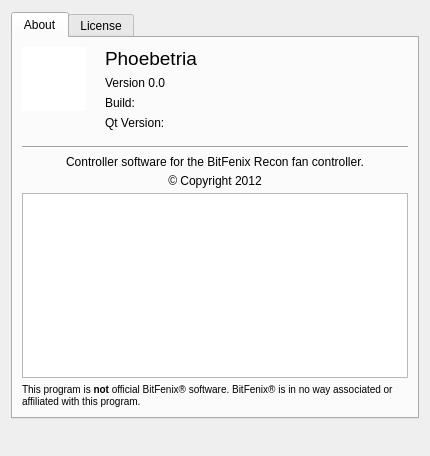
Qt form gui_about.ui (Shub77/phoebetria-code) before a commit.
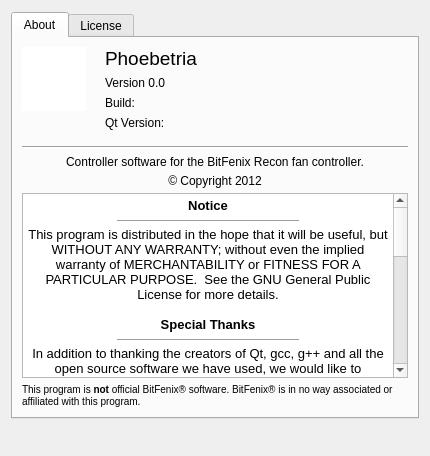
The same form after that commit. The open tabs and pages were chosen to show the change. Icons and pictures are not drawn.

Commit message: Fixed some spelling mistakes, tab stops and started adding translations.

What changed in the file:
```diff
--- a/gui_about.ui
+++ b/gui_about.ui
@@ -257,6 +257,35 @@
            <property name="readOnly">
             <bool>true</bool>
            </property>
+           <property name="html">
+            <string notr="true">&lt;!DOCTYPE HTML PUBLIC &quot;-//W3C//DTD HTML 4.0//EN&quot; &quot;http://www.w3.org/TR/REC-html40/strict.dtd&quot;&gt;
+&lt;html&gt;&lt;head&gt;&lt;meta name=&quot;qrichtext&quot; content=&quot;1&quot; /&gt;&lt;style type=&quot;text/css&quot;&gt;
+p, li { white-space: pre-wrap; }
+&lt;/style&gt;&lt;/head&gt;&lt;body style=&quot; font-family:'Lucida Grande'; font-size:13pt; font-weight:400; font-style:normal;&quot;&gt;
+&lt;p align=&quot;center&quot; style=&quot; margin-top:0px; margin-bottom:0px; margin-left:0px; margin-right:0px; -qt-block-indent:0; text-indent:0px;&quot;&gt;&lt;span style=&quot; font-family:'Arial'; font-size:10pt; font-weight:600;&quot;&gt;Notice&lt;/span&gt;&lt;/p&gt;
+&lt;hr width=&quot;50%&quot;/&gt;
+&lt;p align=&quot;center&quot; style=&quot; margin-top:0px; margin-bottom:0px; margin-left:0px; margin-right:0px; -qt-block-indent:0; text-indent:0px;&quot;&gt;&lt;span style=&quot; font-family:'Arial'; font-size:10pt;&quot;&gt;This program is distributed in the hope that it will be useful, but WITHOUT ANY WARRANTY; without even the implied warranty of MERCHANTABILITY or FITNESS FOR A PARTICULAR PURPOSE.  See the GNU General Public License for more details.&lt;/span&gt;&lt;/p&gt;
+&lt;p align=&quot;center&quot; style=&quot;-qt-paragraph-type:empty; margin-top:0px; margin-bottom:0px; margin-left:0px; margin-right:0px; -qt-block-indent:0; text-indent:0px; font-family:'Arial'; font-size:10pt;&quot;&gt;&lt;br /&gt;&lt;/p&gt;
+&lt;p align=&quot;center&quot; style=&quot; margin-top:0px; margin-bottom:0px; margin-left:0px; margin-right:0px; -qt-block-indent:0; text-indent:0px;&quot;&gt;&lt;span style=&quot; font-family:'Arial'; font-size:10pt; font-weight:600;&quot;&gt;Special Thanks&lt;/span&gt;&lt;/p&gt;
+&lt;hr width=&quot;50%&quot;/&gt;
+&lt;p align=&quot;center&quot; style=&quot; margin-top:0px; margin-bottom:0px; margin-left:0px; margin-right:0px; -qt-block-indent:0; text-indent:0px;&quot;&gt;&lt;span style=&quot; font-family:'Arial'; font-size:10pt;&quot;&gt;In addition to thanking the creators of Qt, gcc, g++ and all the open source software we have used, we would like to particularly thank the following individuals, organisations or entities. &lt;/span&gt;&lt;/p&gt;
+&lt;p align=&quot;center&quot; style=&quot;-qt-paragraph-type:empty; margin-top:0px; margin-bottom:0px; margin-left:0px; margin-right:0px; -qt-block-indent:0; text-indent:0px; font-family:'Arial'; font-size:10pt;&quot;&gt;&lt;br /&gt;&lt;/p&gt;
+&lt;ul style=&quot;margin-top: 0px; margin-bottom: 0px; margin-left: 0px; margin-right: 0px; -qt-list-indent: 1;&quot;&gt;&lt;li style=&quot; font-family:'Arial'; font-size:10pt;&quot; align=&quot;center&quot; style=&quot; margin-top:12px; margin-bottom:0px; margin-left:0px; margin-right:0px; -qt-block-indent:0; text-indent:0px;&quot;&gt;BitFenix® for making the Recon ;-)&lt;/li&gt;
+&lt;li style=&quot; font-family:'Arial'; font-size:10pt;&quot; align=&quot;center&quot; style=&quot; margin-top:0px; margin-bottom:0px; margin-left:0px; margin-right:0px; -qt-block-indent:0; text-indent:0px;&quot;&gt;A further thanks to BitFenix® for supplying hardware for testing V1.2.0&lt;/li&gt;
+&lt;li style=&quot; font-family:'Arial'; font-size:10pt;&quot; align=&quot;center&quot; style=&quot; margin-top:0px; margin-bottom:0px; margin-left:0px; margin-right:0px; -qt-block-indent:0; text-indent:0px;&quot;&gt;Alan Ott, Ludovic Rousseau and contributors for the HID API library, http://www.signal11.us/oss/hidapi&lt;/li&gt;
+&lt;li style=&quot; font-family:'Arial'; font-size:10pt;&quot; align=&quot;center&quot; style=&quot; margin-top:0px; margin-bottom:0px; margin-left:0px; margin-right:0px; -qt-block-indent:0; text-indent:0px;&quot;&gt;LoneWolf for his DarkOrange theme contribution&lt;/li&gt;
+&lt;li style=&quot; font-family:'Arial'; font-size:10pt;&quot; align=&quot;center&quot; style=&quot; margin-top:0px; margin-bottom:0px; margin-left:0px; margin-right:0px; -qt-block-indent:0; text-indent:0px;&quot;&gt;Chris's brother for creating the SPEC file to create RPMs&lt;/li&gt;&lt;/ul&gt;
+&lt;p align=&quot;center&quot; style=&quot;-qt-paragraph-type:empty; margin-top:0px; margin-bottom:0px; margin-left:0px; margin-right:0px; -qt-block-indent:0; text-indent:0px; font-family:'Arial'; font-size:10pt;&quot;&gt;&lt;br /&gt;&lt;/p&gt;
+&lt;p align=&quot;center&quot; style=&quot; margin-top:0px; margin-bottom:0px; margin-left:0px; margin-right:0px; -qt-block-indent:0; text-indent:0px;&quot;&gt;&lt;span style=&quot; font-family:'Arial'; font-size:10pt; font-weight:600;&quot;&gt;Beta Testers&lt;/span&gt;&lt;/p&gt;
+&lt;hr width=&quot;50%&quot;/&gt;
+&lt;p align=&quot;center&quot; style=&quot; margin-top:0px; margin-bottom:0px; margin-left:0px; margin-right:0px; -qt-block-indent:0; text-indent:0px;&quot;&gt;&lt;span style=&quot; font-family:'Arial'; font-size:10pt;&quot;&gt;Thanks to ALL of the people who have provided testing, advice, feedback and suggestions. Thanks especially to those listed below (in no particular order). If your name has been inadvertently omitted we apologise — contact us and we will add your name.&lt;/span&gt;&lt;/p&gt;
+&lt;ul style=&quot;margin-top: 0px; margin-bottom: 0px; margin-left: 0px; margin-right: 0px; -qt-list-indent: 1;&quot;&gt;&lt;li style=&quot; font-family:'Arial'; font-size:10pt;&quot; align=&quot;center&quot; style=&quot; margin-top:12px; margin-bottom:0px; margin-left:0px; margin-right:0px; -qt-block-indent:0; text-indent:0px;&quot;&gt;'tealc' from Overclockers UK&lt;/li&gt;
+&lt;li style=&quot; font-family:'Arial'; font-size:10pt;&quot; align=&quot;center&quot; style=&quot; margin-top:0px; margin-bottom:0px; margin-left:0px; margin-right:0px; -qt-block-indent:0; text-indent:0px;&quot;&gt;'BrianB' from Overclockers UK&lt;/li&gt;
+&lt;li style=&quot; font-family:'Arial'; font-size:10pt;&quot; align=&quot;center&quot; style=&quot; margin-top:0px; margin-bottom:0px; margin-left:0px; margin-right:0px; -qt-block-indent:0; text-indent:0px;&quot;&gt;Michael Jacobsen&lt;/li&gt;
+&lt;li style=&quot; font-family:'Arial'; font-size:10pt;&quot; align=&quot;center&quot; style=&quot; margin-top:0px; margin-bottom:0px; margin-left:0px; margin-right:0px; -qt-block-indent:0; text-indent:0px;&quot;&gt;'Dealz' from the UK&lt;/li&gt;
+&lt;li style=&quot; font-family:'Arial'; font-size:10pt;&quot; align=&quot;center&quot; style=&quot; margin-top:0px; margin-bottom:0px; margin-left:0px; margin-right:0px; -qt-block-indent:0; text-indent:0px;&quot;&gt;'cs2000' from the Overclockers UK&lt;/li&gt;
+&lt;li style=&quot; font-family:'Arial'; font-size:10pt;&quot; align=&quot;center&quot; style=&quot; margin-top:0px; margin-bottom:0px; margin-left:0px; margin-right:0px; -qt-block-indent:0; text-indent:0px;&quot;&gt;'LtMatt'&lt;/li&gt;&lt;/ul&gt;&lt;/body&gt;&lt;/html&gt;</string>
+           </property>
            <property name="source">
             <url>
              <string>qrc:/html/Acknowledgments</string>
```
Left out of the diff: 61 changed lines with no effect on the pictures. The commit also changes 6 other files.
